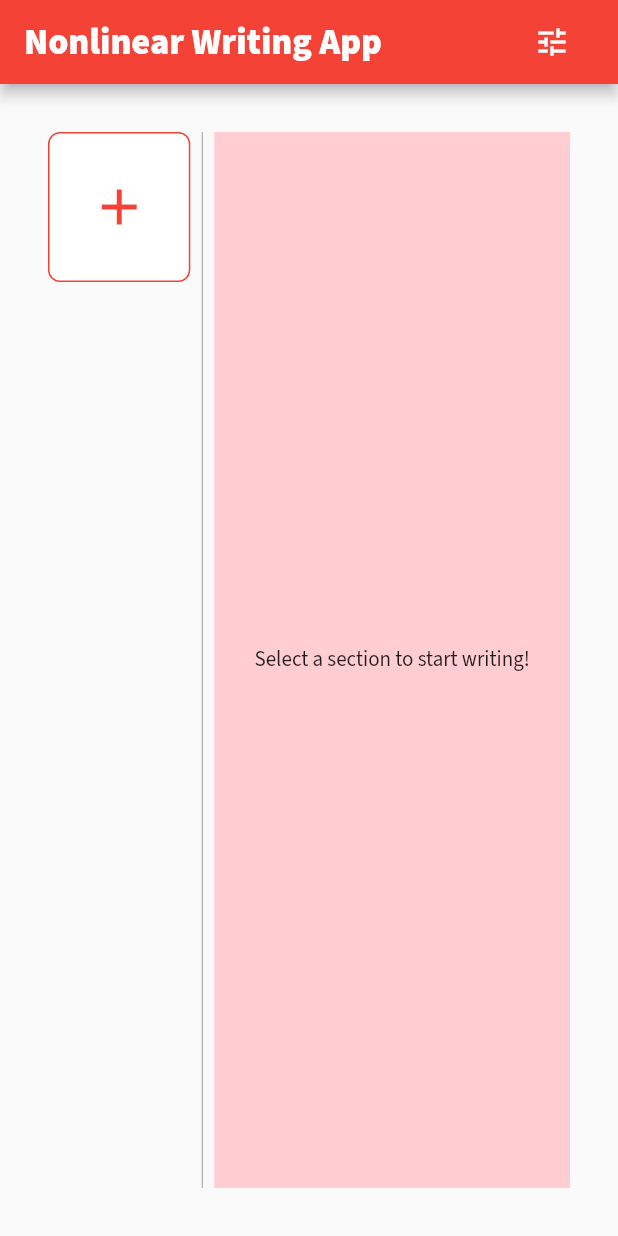
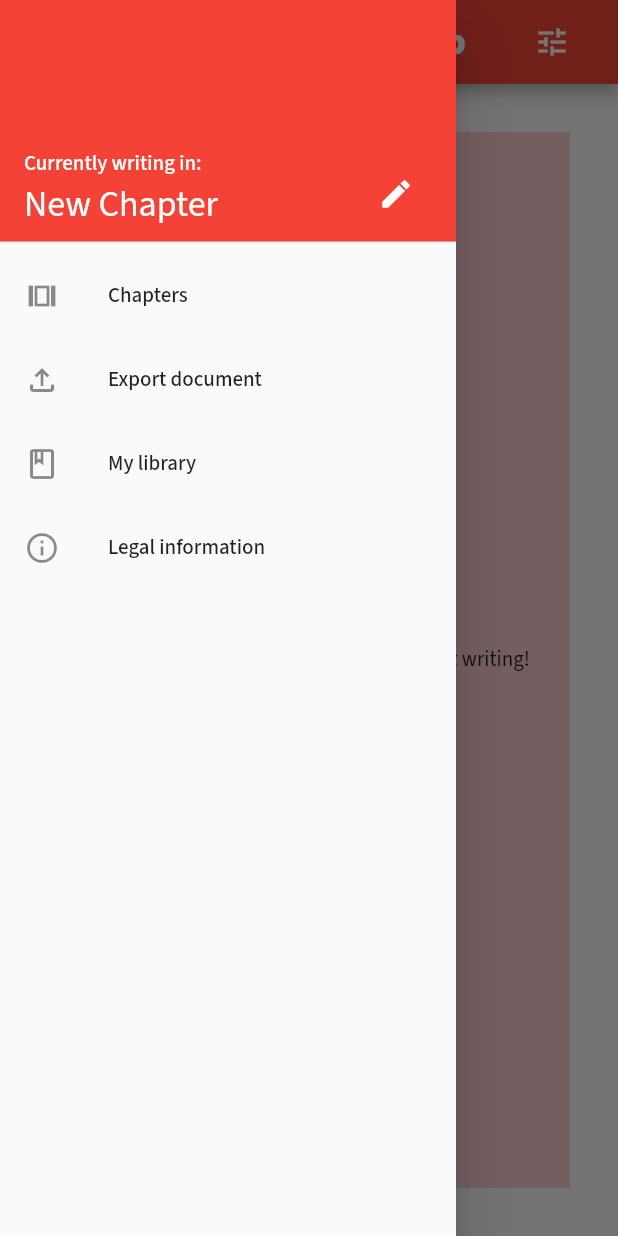
Before and after one commit to WalrusGumboot/nonlinwrit, a Flutter app: the screen it shows after launch, with the side drawer open (before the commit the screen has no drawer), on a phone screen of 412 x 824 dp. Run offline on Flutter 3.47's test engine with Material 2 defaults, Android fonts, the phone set to English and light mode, and no system bars; our stand-ins replace google_fonts.

Commit message:
Added some functionless buttons

```diff
--- a/lib/main.dart
+++ b/lib/main.dart
@@ -15,7 +15,7 @@ Widget mainApp() {
       textTheme: GoogleFonts.sourceSansProTextTheme()
     ),
 
-    home: WritingScreen(),
+    home: ChapterScreen(),
 
   );
 }
@@ -36,11 +36,11 @@ class Section {
 
 
 
-class WritingScreen extends StatefulWidget {
+class ChapterScreen extends StatefulWidget {
   @override
-  WritingScreenState createState() => WritingScreenState();
+  ChapterScreenState createState() => ChapterScreenState();
 
-  const WritingScreen({Key? key}) : super(key: key);
+  const ChapterScreen({Key? key}) : super(key: key);
 }
 
 
@@ -63,7 +63,9 @@ enum WrittenTextFont {
   mono
 }
 
-class WritingScreenState extends State<WritingScreen> {
+class ChapterScreenState extends State<ChapterScreen> {
+  String chapterTitle = "New Chapter";
+
   late List<Section> sections;
 
   WrittenTextFont  currentFont  = WrittenTextFont.sansSerif;
@@ -133,12 +135,53 @@ class WritingScreenState extends State<WritingScreen> {
     }
 
     return Scaffold(
+      drawer: Drawer(
+        child: Column(
+          children: [
+            DrawerHeader(
+              decoration: BoxDecoration(color: Theme.of(context).primaryColor),
+              child: Row(
+                mainAxisAlignment: MainAxisAlignment.spaceBetween,
+                children: [
+                  Column(
+                    crossAxisAlignment: CrossAxisAlignment.start,
+                    mainAxisAlignment: MainAxisAlignment.end,
+                    children: [
+                      Text("Currently writing in:", style: TextStyle(color: Colors.white),),
+                      Text(chapterTitle, style: Theme.of(context).textTheme.headline5!.apply(color: Colors.white))
+                    ]
+                  ),
+                  Align(
+                    alignment: Alignment.bottomRight,
+                    child: IconButton(onPressed: () {}, icon: Icon(Icons.edit), color: Colors.white)
+                  ),
+                ],
+              ),
+            ),
+            ListTile(
+              leading: Icon(Icons.view_array_outlined),
+              title: Text("Chapters"),
+            ),
+            ListTile(
+              leading: Icon(Icons.file_upload_outlined),
+              title: Text("Export document")
+            ),
+            ListTile(
+              leading: Icon(Icons.book_outlined),
+              title: Text("My library")
+            ),
+            ListTile(
+              leading: Icon(Icons.info_outline),
+              title: Text("Legal information"),
+            )
+          ],
+        )
+      ),
       appBar: AppBar(
         title: const Text(
           "Nonlinear Writing App",
           style: TextStyle(fontWeight: FontWeight.w900, fontSize: 24)
         ),
-
         actions: [
           IconButton(
             icon: Icon(Icons.tune),
@@ -613,6 +656,10 @@ class WritingScreenState extends State<WritingScreen> {
                                     ),
                                   ),
                                   SizedBox(height: 8),
+                                  Row(
+                                    mainAxisAlignment: MainAxisAlignment.spaceBetween,
+                                    children: [
+                                      Text("${writtenTextCtrl.text.split(" ").length - 1} words (${writtenTextCtrl.text.length} characters)"),
                                       ElevatedButton.icon(
                                         onPressed: () {
                                           setState(() {
@@ -632,6 +679,8 @@ class WritingScreenState extends State<WritingScreen> {
                                         },
                                         icon: Icon(Icons.save),
                                         label: Text("SAVE")
+                                      ),
+                                    ],
                                   )
                                 ],
                               ),
```
Lines whose indentation alone changed are shown as unchanged.
